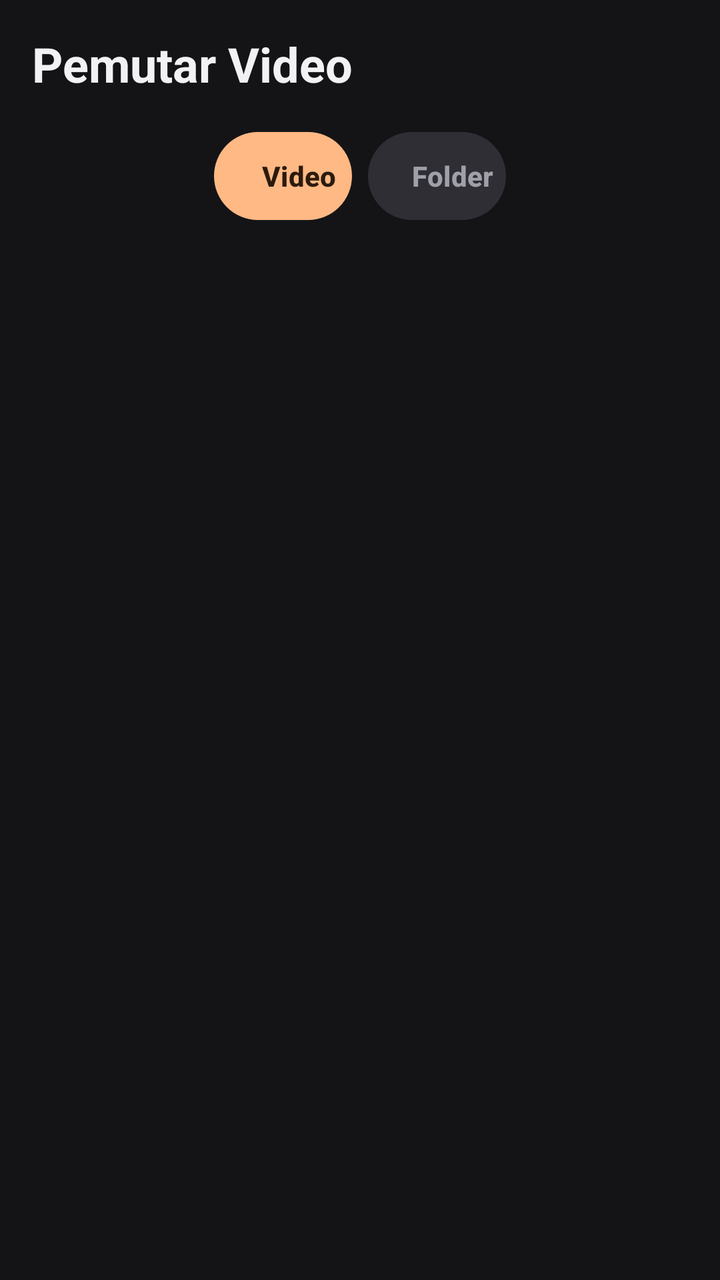
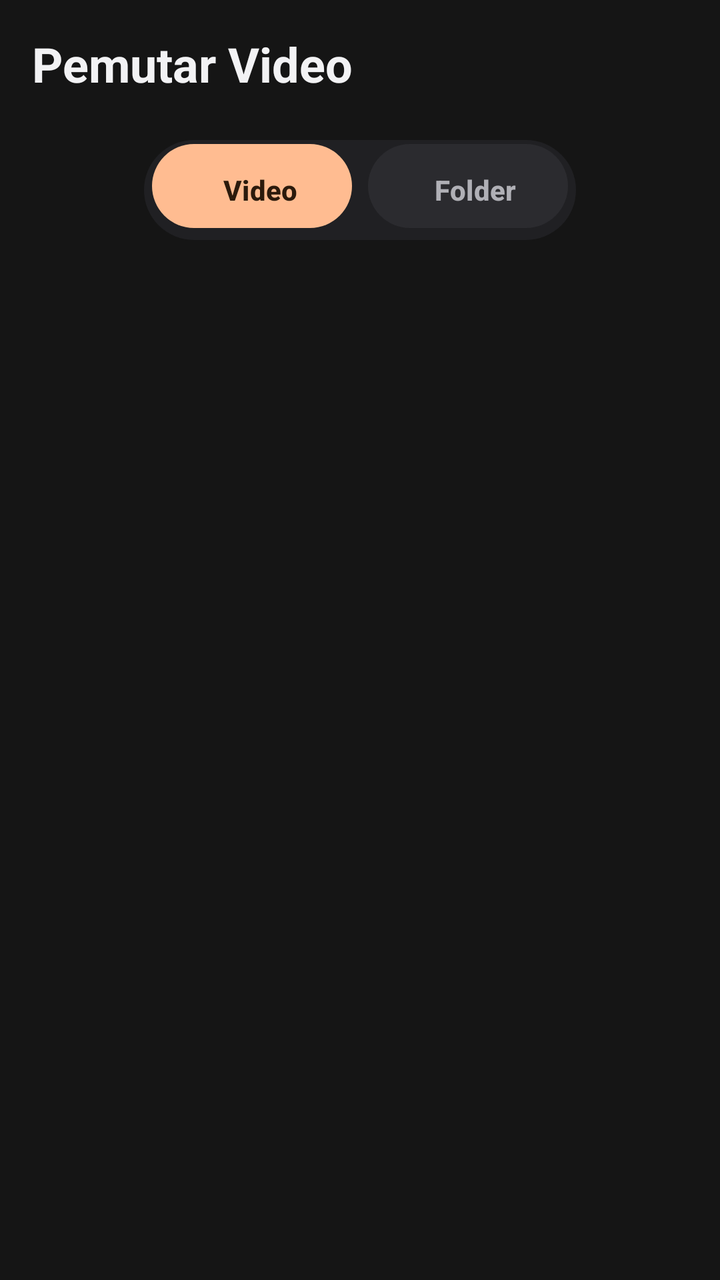

An Android layout rendered at two revisions. The XML below is the earlier revision; the diff shows what the commit changed to produce the second picture.
<!-- AndroidManifest.xml: application theme Theme.PemutarVideo -->
<!-- res/layout/activity_main.xml -->
<?xml version="1.0" encoding="utf-8"?>
<LinearLayout xmlns:android="http://schemas.android.com/apk/res/android"
    xmlns:app="http://schemas.android.com/apk/res-auto"
    android:layout_width="match_parent"
    android:layout_height="match_parent"
    android:background="@color/bg"
    android:orientation="vertical">

    <com.google.android.material.appbar.MaterialToolbar
        android:id="@+id/toolbar"
        android:layout_width="match_parent"
        android:layout_height="64dp"
        android:background="@color/bg"
        app:title="@string/app_name"
        app:titleMarginStart="4dp"
        app:titleTextAppearance="@style/TitleBig" />

    
    <com.google.android.material.tabs.TabLayout
        android:id="@+id/tabs"
        android:layout_width="match_parent"
        android:layout_height="wrap_content"
        android:background="@color/bg"
        android:paddingHorizontal="8dp"
        android:paddingBottom="6dp"
        app:tabBackground="@drawable/bg_tab_pill"
        app:tabIndicatorHeight="0dp"
        app:tabMode="auto"
        app:tabPaddingEnd="18dp"
        app:tabPaddingStart="18dp"
        app:tabRippleColor="@android:color/transparent"
        app:tabSelectedTextColor="@color/on_accent"
        app:tabTextAppearance="@style/TabText"
        app:tabTextColor="@color/text_secondary">

        <com.google.android.material.tabs.TabItem
            android:layout_width="wrap_content"
            android:layout_height="wrap_content"
            android:text="@string/tab_video" />

        <com.google.android.material.tabs.TabItem
            android:layout_width="wrap_content"
            android:layout_height="wrap_content"
            android:text="@string/tab_folder" />
    </com.google.android.material.tabs.TabLayout>

    <FrameLayout
        android:layout_width="match_parent"
        android:layout_height="0dp"
        android:layout_weight="1">

        <androidx.recyclerview.widget.RecyclerView
            android:id="@+id/list"
            android:layout_width="match_parent"
            android:layout_height="match_parent"
            android:clipToPadding="false"
            android:paddingHorizontal="8dp"
            android:paddingTop="4dp"
            android:paddingBottom="16dp" />

        <LinearLayout
            android:id="@+id/emptyView"
            android:layout_width="match_parent"
            android:layout_height="wrap_content"
            android:layout_gravity="center"
            android:gravity="center"
            android:orientation="vertical"
            android:padding="32dp"
            android:visibility="gone">

            <TextView
                android:id="@+id/tvEmpty"
                android:layout_width="wrap_content"
                android:layout_height="wrap_content"
                android:gravity="center"
                android:text="@string/empty_no_video"
                android:textColor="@color/text_secondary"
                android:textSize="15sp" />

            <Button
                android:id="@+id/btnGrant"
                android:layout_width="wrap_content"
                android:layout_height="wrap_content"
                android:layout_marginTop="16dp"
                android:text="@string/btn_grant"
                android:visibility="gone" />
        </LinearLayout>

        <ProgressBar
            android:id="@+id/progress"
            android:layout_width="wrap_content"
            android:layout_height="wrap_content"
            android:layout_gravity="center"
            android:indeterminate="true"
            android:indeterminateTint="@color/accent"
            android:visibility="gone" />
    </FrameLayout>
</LinearLayout>
<!-- resources referenced by this layout -->
<resources>
  <color name="accent">#FFFFB985</color>
  <color name="bg">#FF141416</color>
  <color name="on_accent">#FF2B1A0C</color>
  <color name="text_secondary">#FFA0A0AA</color>
  <!-- drawable bg_tab_pill (drawable) -->
  <?xml version="1.0" encoding="utf-8"?>
  <selector xmlns:android="http://schemas.android.com/apk/res/android">
      <item android:state_selected="true">
          <inset
              android:insetBottom="2dp"
              android:insetLeft="4dp"
              android:insetRight="4dp"
              android:insetTop="2dp">
              <shape android:shape="rectangle">
                  <solid android:color="@color/accent" />
                  <corners android:radius="22dp" />
              </shape>
          </inset>
      </item>
      <item>
          <inset
              android:insetBottom="2dp"
              android:insetLeft="4dp"
              android:insetRight="4dp"
              android:insetTop="2dp">
              <shape android:shape="rectangle">
                  <solid android:color="@color/surface_high" />
                  <corners android:radius="22dp" />
              </shape>
          </inset>
      </item>
  </selector>
  <string name="app_name">Pemutar Video</string>
  <string name="btn_grant">Beri izin</string>
  <string name="empty_no_video">Tidak ada video ditemukan</string>
  <string name="tab_folder">Folder</string>
  <string name="tab_video">Video</string>
  <style name="TabText" parent="TextAppearance.Material3.LabelLarge">
          <item name="android:textSize">14sp</item>
          <item name="android:textStyle">bold</item>
      </style>
  <style name="TitleBig" parent="TextAppearance.Material3.TitleLarge">
          <item name="android:textSize">24sp</item>
          <item name="android:textStyle">bold</item>
          <item name="android:textColor">@color/text_primary</item>
      </style>
  <style name="Theme.PemutarVideo" parent="Theme.Material3.Dark.NoActionBar">
          <item name="colorPrimary">@color/accent</item>
          <item name="colorOnPrimary">@color/on_accent</item>
          <item name="colorSecondary">@color/accent</item>
          <item name="colorSurface">@color/surface</item>
          <item name="android:windowBackground">@color/bg</item>
          <item name="android:statusBarColor">@color/bg</item>
          <item name="android:navigationBarColor">@color/bg</item>
          <item name="android:textColorPrimary">@color/text_primary</item>
          <item name="android:textColorSecondary">@color/text_secondary</item>
      </style>
  <color name="surface_high">#FF2E2E34</color>
  <color name="text_primary">#FFF2F2F4</color>
  <color name="surface">#FF232327</color>
</resources>

<!-- the commit's change to res/layout/activity_main.xml (unified diff, before → after) -->
@@ -18,16 +18,22 @@
     
     <com.google.android.material.tabs.TabLayout
         android:id="@+id/tabs"
-        android:layout_width="match_parent"
-        android:layout_height="wrap_content"
-        android:background="@color/bg"
-        android:paddingHorizontal="8dp"
-        android:paddingBottom="6dp"
+        android:layout_width="wrap_content"
+        android:layout_height="50dp"
+        android:layout_gravity="center_horizontal"
+        android:layout_marginTop="6dp"
+        android:layout_marginBottom="10dp"
+        android:background="@drawable/bg_tab_container"
+        android:paddingHorizontal="4dp"
+        android:paddingVertical="2dp"
         app:tabBackground="@drawable/bg_tab_pill"
         app:tabIndicatorHeight="0dp"
-        app:tabMode="auto"
-        app:tabPaddingEnd="18dp"
-        app:tabPaddingStart="18dp"
+        app:tabMode="fixed"
+        app:tabGravity="fill"
+        app:tabMinWidth="104dp"
+        app:tabMaxWidth="116dp"
+        app:tabPaddingEnd="10dp"
+        app:tabPaddingStart="10dp"
         app:tabRippleColor="@android:color/transparent"
         app:tabSelectedTextColor="@color/on_accent"
         app:tabTextAppearance="@style/TabText"
<!-- resource entries referenced after the edit -->
@@ -1,9 +1,16 @@
 <!-- resources referenced by this layout -->
 <resources>
-  <color name="accent">#FFFFB985</color>
-  <color name="bg">#FF141416</color>
+  <color name="accent">#FFFFBC91</color>
+  <color name="bg">#FF151515</color>
   <color name="on_accent">#FF2B1A0C</color>
-  <color name="text_secondary">#FFA0A0AA</color>
+  <color name="text_secondary">#FFB0B0B6</color>
+  <!-- drawable bg_tab_container (drawable) -->
+  <?xml version="1.0" encoding="utf-8"?>
+  <shape xmlns:android="http://schemas.android.com/apk/res/android"
+      android:shape="rectangle">
+      <solid android:color="@color/surface" />
+      <corners android:radius="28dp" />
+  </shape>
   <!-- drawable bg_tab_pill (drawable) -->
   <?xml version="1.0" encoding="utf-8"?>
   <selector xmlns:android="http://schemas.android.com/apk/res/android">
@@ -57,8 +64,8 @@
           <item name="android:textColorPrimary">@color/text_primary</item>
           <item name="android:textColorSecondary">@color/text_secondary</item>
       </style>
-  <color name="surface_high">#FF2E2E34</color>
+  <color name="surface_high">#FF2B2B2F</color>
   <color name="text_primary">#FFF2F2F4</color>
-  <color name="surface">#FF232327</color>
+  <color name="surface">#FF202023</color>
 </resources>
 
